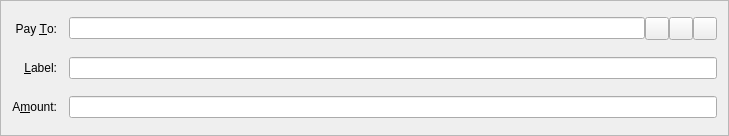
Above: src/qt/forms/sendcoinsentry.ui from Applecoin/Applecoin-Chinese-Client-Source before the change. Below: the same form after it.
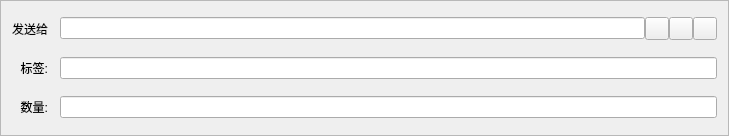
That is the form after the change. Icons and pictures are not drawn. Custom widgets are drawn as their Qt base class.

What changed in the file:
```diff
--- a/src/qt/forms/sendcoinsentry.ui
+++ b/src/qt/forms/sendcoinsentry.ui
@@ -26,7 +26,7 @@
    <item row="5" column="0">
     <widget class="QLabel" name="label">
      <property name="text">
-      <string>A&amp;mount:</string>
+      <string>数量:</string>
      </property>
      <property name="alignment">
       <set>Qt::AlignRight|Qt::AlignTrailing|Qt::AlignVCenter</set>
@@ -39,7 +39,7 @@
    <item row="3" column="0">
     <widget class="QLabel" name="label_2">
      <property name="text">
-      <string>Pay &amp;To:</string>
+      <string>发送给</string>
      </property>
      <property name="alignment">
       <set>Qt::AlignRight|Qt::AlignTrailing|Qt::AlignVCenter</set>
@@ -72,7 +72,7 @@
    <item row="4" column="0">
     <widget class="QLabel" name="label_4">
      <property name="text">
-      <string>&amp;Label:</string>
+      <string>标签:</string>
      </property>
      <property name="alignment">
       <set>Qt::AlignRight|Qt::AlignTrailing|Qt::AlignVCenter</set>
```
Left out of the diff: 12 changed lines with no effect on the pictures.
